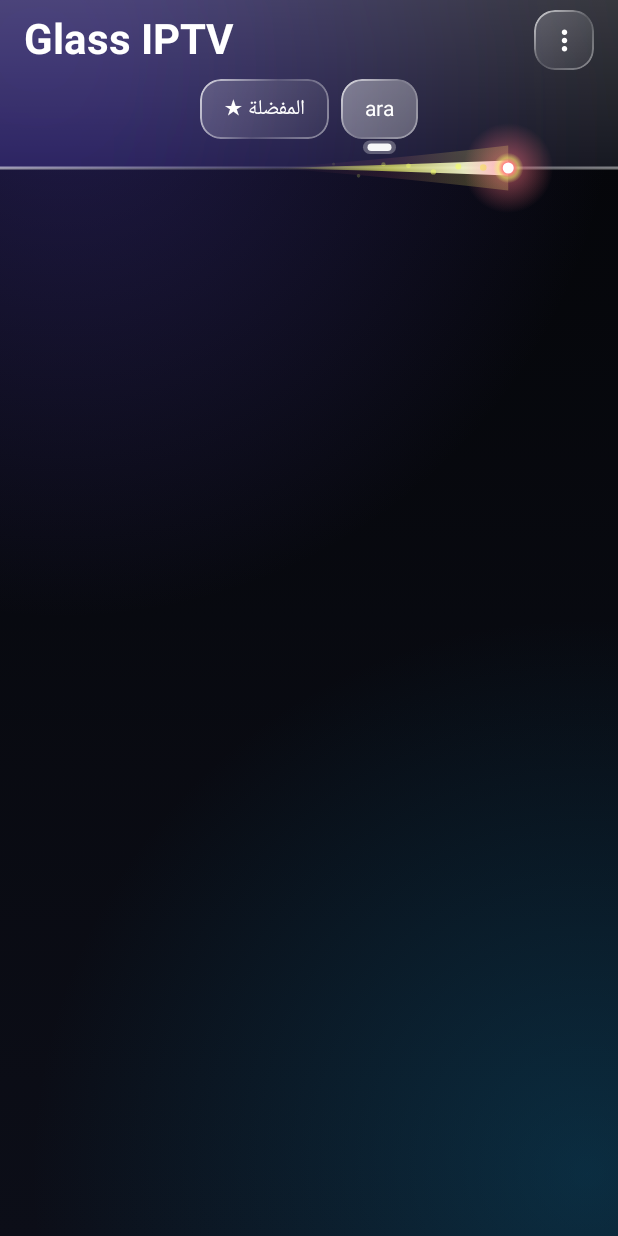
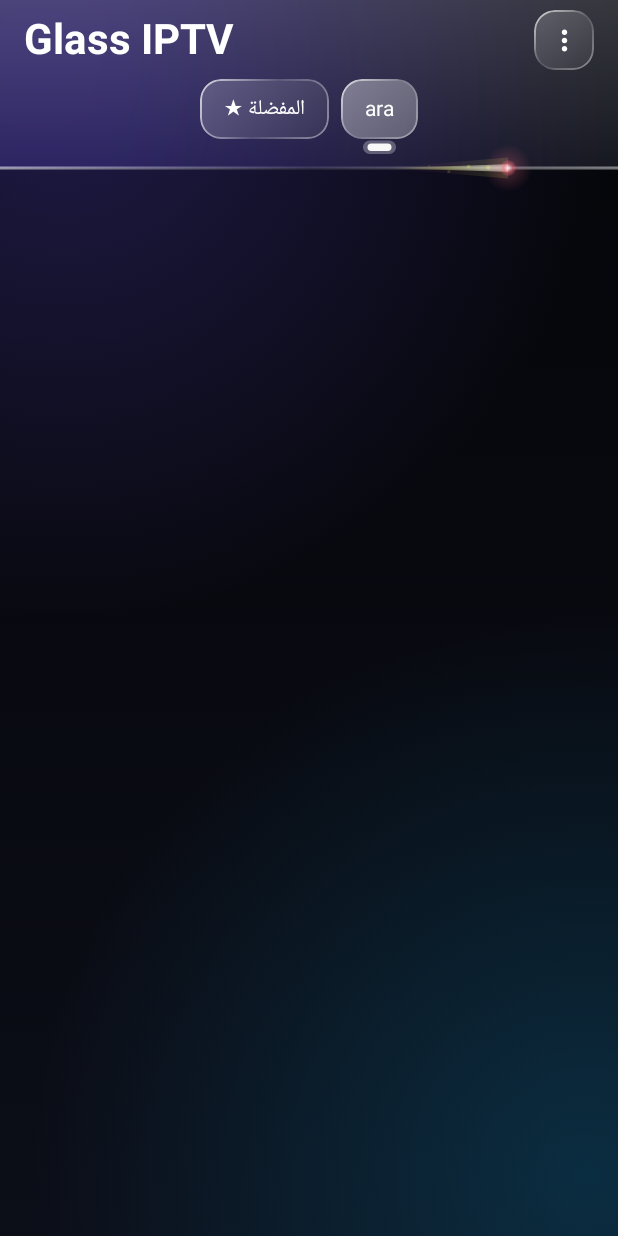
Before and after one commit to richomeless/GlassIPTV, an Android app built with Jetpack Compose: the composable App called with empty values, on a phone screen of 412 x 824 dp. Run offline under Robolectric (Android 15) with nearby library versions, the phone set to English and light mode, and no system bars; libraries missing offline, so code that uses them is left out: coil.request, com.google.common.util, kotlinx.coroutines, kotlinx.coroutines.delay, kotlinx.coroutines.flow and 3 more; pictures from the network do not load; 6 statements that could not run were skipped.

Commit message:
soft comet, safer live buttons

```diff
--- a/app/src/main/java/com/glass/iptv/MainActivity.kt
+++ b/app/src/main/java/com/glass/iptv/MainActivity.kt
@@ -36,7 +36,6 @@ import androidx.compose.foundation.pager.HorizontalPager
 import androidx.compose.foundation.pager.rememberPagerState
 import androidx.compose.foundation.interaction.MutableInteractionSource
 import androidx.compose.foundation.interaction.collectIsPressedAsState
-import androidx.compose.ui.graphics.ShaderBrush
 import androidx.compose.foundation.layout.*
 import androidx.compose.foundation.lazy.LazyRow
 import androidx.compose.foundation.lazy.grid.GridCells
@@ -248,21 +247,21 @@ fun Modifier.liveGlass(r: Dp, onClick: () -> Unit): Modifier {
                 Brush.radialGradient(listOf(Color.White.copy(0.55f * gl), Color.White.copy(0.12f * gl)), center = center, radius = size.maxDimension * 0.7f),
                 cornerRadius = cr
             )
-            // إطار لامع يدور (أقوى شوي وقت الضغط)
-            val a = ang
-            val brush = object : ShaderBrush() {
-                override fun createShader(size: Size): android.graphics.Shader =
-                    android.graphics.SweepGradient(
-                        size.width / 2f, size.height / 2f,
-                        intArrayOf(0x00A0E0FF, 0xFFFFFFFF.toInt(), 0x66B388FF, 0x00FFFFFF, 0x00FFFFFF),
-                        floatArrayOf(0f, 0.10f, 0.22f, 0.34f, 1f)
-                    ).apply {
-                        setLocalMatrix(android.graphics.Matrix().apply { postRotate(a, size.width / 2f, size.height / 2f) })
-                    }
+            // إطار لامع يدور: رأس لامع وذيل يتلاشى، مبني بتدرج دائري من Compose
+            val t = ang / 360f
+            val n = 16
+            val stops = Array(n + 1) { i ->
+                val pos = i / n.toFloat()
+                var d = pos - t
+                if (d > 0.5f) d -= 1f
+                if (d < -0.5f) d += 1f
+                val k = if (d <= 0f) (1f + d / 0.28f).coerceIn(0f, 1f) else (1f - d / 0.06f).coerceIn(0f, 1f)
+                pos to Color(0.74f + 0.26f * k, 0.87f + 0.13f * k, 1f, k * k)
             }
             val w = 2.dp.toPx()
-            drawRoundRect(brush, topLeft = Offset(w / 2f, w / 2f), size = Size(size.width - w, size.height - w),
-                cornerRadius = cr, style = androidx.compose.ui.graphics.drawscope.Stroke(w), alpha = 0.75f + 0.25f * gl)
+            drawRoundRect(Brush.sweepGradient(*stops, center = center), topLeft = Offset(w / 2f, w / 2f),
+                size = Size(size.width - w, size.height - w), cornerRadius = cr,
+                style = androidx.compose.ui.graphics.drawscope.Stroke(w), alpha = 0.8f + 0.2f * gl)
         }
         .clickable(interactionSource = src, indication = null, onClick = onClick)
 }
@@ -712,28 +711,29 @@ fun App(player: Player?, inPip: Boolean, onPip: () -> Unit) {
                         // الخط الأساسي
                         drawRect(Brush.horizontalGradient(listOf(Color.White.copy(0.55f), Color.White.copy(0.12f), Color.White.copy(0.45f))),
                             topLeft = Offset(0f, yb - 1.dp.toPx()), size = Size(size.width, 2.dp.toPx()))
-                        // مذنّب: ذيل مدبّب يتلاشى مع توهج وشرارات صغيرة، ونواة مضيئة
+                        // مذنّب صغير وناعم: ذيل قصير يتلاشى، نواة خافتة بدون حواف حادة
+                        val tl = size.width * 0.20f
                         fun taper(tw: Float) = Path().apply {
                             moveTo(hx, yb - tw / 2f)
-                            quadraticBezierTo(hx - tail * 0.45f, yb - tw * 0.22f, hx - tail, yb)
-                            quadraticBezierTo(hx - tail * 0.45f, yb + tw * 0.22f, hx, yb + tw / 2f)
+                            quadraticBezierTo(hx - tl * 0.5f, yb - tw * 0.25f, hx - tl, yb)
+                            quadraticBezierTo(hx - tl * 0.5f, yb + tw * 0.25f, hx, yb + tw / 2f)
                             close()
                         }
-                        drawPath(taper(30.dp.toPx()), Brush.horizontalGradient(listOf(Color.Transparent, hc.copy(alpha = 0.10f), hc2.copy(alpha = 0.26f)), startX = hx - tail, endX = hx))
-                        drawPath(taper(10.dp.toPx()), Brush.horizontalGradient(listOf(Color.Transparent, hc2.copy(alpha = 0.65f), Color.White), startX = hx - tail, endX = hx))
-                        for (i in 1..7) {
-                            val f = i / 8f
-                            val sp = Offset(hx - tail * f * 0.85f, yb + kotlin.math.sin(shT * 45f + i * 2.1f) * 7.dp.toPx() * f)
-                            drawCircle(hc2.copy(alpha = (1f - f) * 0.85f), radius = (2.4f - f * 1.6f).dp.toPx(), center = sp)
+                        drawPath(taper(14.dp.toPx()), Brush.horizontalGradient(listOf(Color.Transparent, hc.copy(alpha = 0.05f), hc2.copy(alpha = 0.14f)), startX = hx - tl, endX = hx))
+                        drawPath(taper(5.dp.toPx()), Brush.horizontalGradient(listOf(Color.Transparent, hc2.copy(alpha = 0.28f), Color.White.copy(alpha = 0.6f)), startX = hx - tl, endX = hx))
+                        for (i in 1..4) {
+                            val f = i / 5f
+                            val sp = Offset(hx - tl * f * 0.8f, yb + kotlin.math.sin(shT * 45f + i * 2.1f) * 4.dp.toPx() * f)
+                            drawCircle(hc2.copy(alpha = (1f - f) * 0.4f), radius = (1.6f - f * 0.9f).dp.toPx(), center = sp)
                         }
                         val c0 = Offset(hx, yb)
-                        val pulse = 1f + 0.10f * kotlin.math.sin(shT * 60f)
-                        drawCircle(Brush.radialGradient(listOf(hc.copy(alpha = 0.6f), Color.Transparent), center = c0, radius = 30.dp.toPx()),
-                            radius = 30.dp.toPx(), center = c0)
-                        val core = 11.dp.toPx() * pulse
-                        drawCircle(Brush.radialGradient(listOf(Color.White, hc, hc2.copy(alpha = 0.5f), Color.Transparent), center = c0, radius = core),
+                        val pulse = 1f + 0.06f * kotlin.math.sin(shT * 60f)
+                        val halo = 16.dp.toPx()
+                        drawCircle(Brush.radialGradient(listOf(hc.copy(alpha = 0.28f), Color.Transparent), center = c0, radius = halo),
+                            radius = halo, center = c0)
+                        val core = 6.dp.toPx() * pulse
+                        drawCircle(Brush.radialGradient(listOf(Color.White.copy(alpha = 0.85f), hc.copy(alpha = 0.5f), Color.Transparent), center = c0, radius = core),
                             radius = core, center = c0)
-                        drawCircle(Color.White, radius = 4.dp.toPx() * pulse, center = c0)
                     })
                     Column(Modifier.fillMaxSize().statusBarsPadding().padding(horizontal = 16.dp)) {
                         Row(Modifier.fillMaxWidth(), verticalAlignment = Alignment.CenterVertically) {
```
